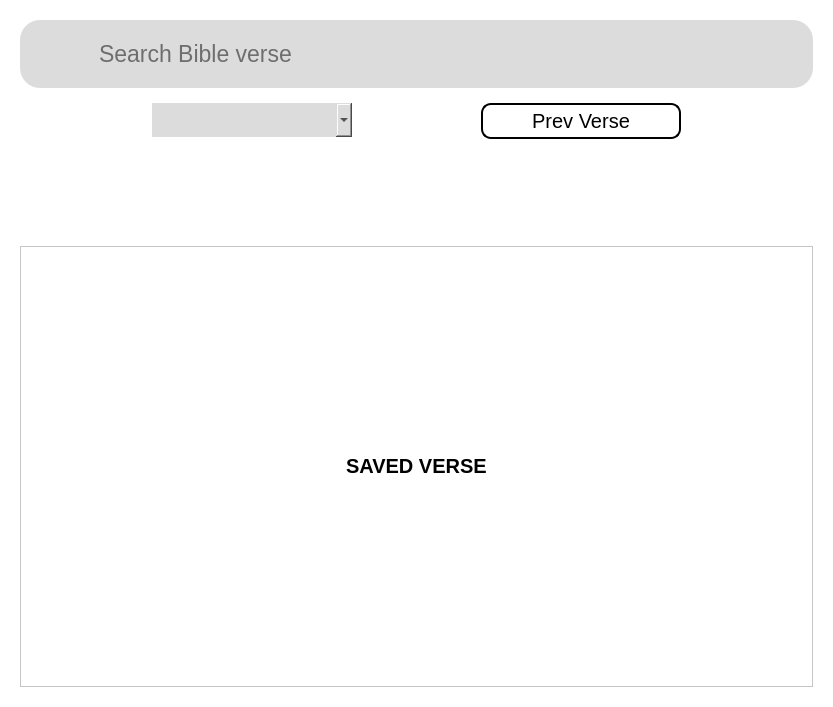
This is ui/Modern_search.ui in Achu-Worifung/quickMove as Qt 5 draws it before an edit. The edited form follows.
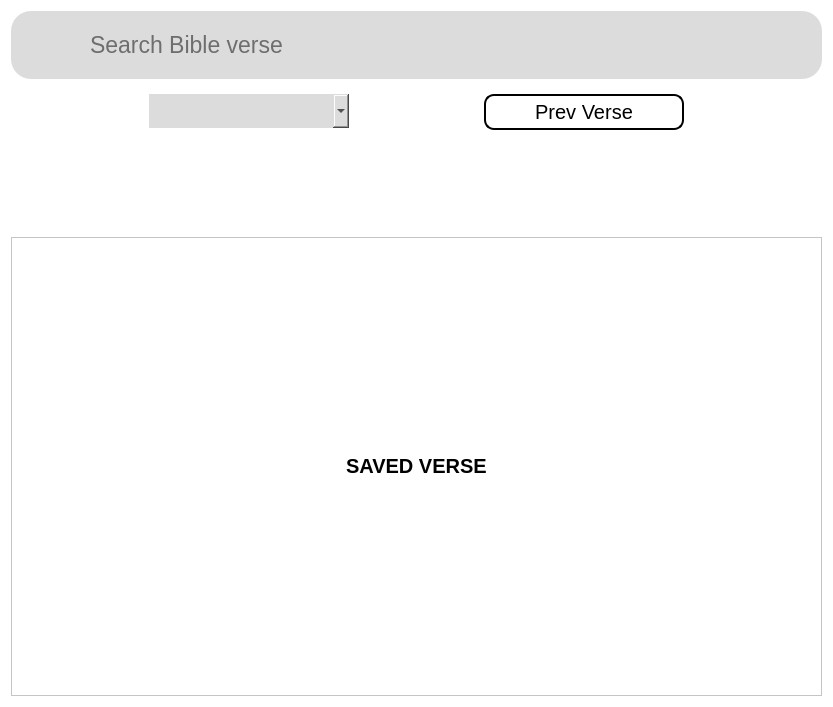
This is the edited form. Icons and pictures are not drawn.

Commit message: passed the qlineedit to the search bar

What changed in the file:
```diff
--- a/ui/Modern_search.ui
+++ b/ui/Modern_search.ui
@@ -16,104 +16,83 @@
   <property name="styleSheet">
    <string notr="true">background-color:rgb(255, 255, 255);</string>
   </property>
-  <layout class="QGridLayout" name="gridLayout">
-   <item row="0" column="0">
-    <layout class="QGridLayout" name="gridLayout_2">
-     <item row="0" column="0">
-      <widget class="QWidget" name="widget" native="true">
-       <layout class="QGridLayout" name="gridLayout_4">
-        <item row="3" column="0" alignment="Qt::AlignHCenter">
-         <widget class="QLabel" name="history">
-          <property name="sizePolicy">
-           <sizepolicy hsizetype="Preferred" vsizetype="Fixed">
-            <horstretch>0</horstretch>
-            <verstretch>0</verstretch>
-           </sizepolicy>
-          </property>
-          <property name="minimumSize">
-           <size>
-            <width>0</width>
-            <height>25</height>
-           </size>
-          </property>
-          <property name="maximumSize">
-           <size>
-            <width>700</width>
-            <height>30</height>
-           </size>
-          </property>
-          <property name="font">
-           <font>
-            <pointsize>14</pointsize>
-           </font>
-          </property>
-          <property name="text">
-           <string/>
-          </property>
-          <property name="wordWrap">
-           <bool>false</bool>
-          </property>
-          <property name="textInteractionFlags">
-           <set>Qt::LinksAccessibleByMouse|Qt::TextSelectableByKeyboard|Qt::TextSelectableByMouse</set>
-          </property>
-         </widget>
-        </item>
-        <item row="0" column="0">
+  <layout class="QVBoxLayout" name="verticalLayout">
+   <item>
          <layout class="QHBoxLayout" name="horizontalLayout"/>
         </item>
-        <item row="4" column="0">
-         <widget class="QScrollArea" name="scrollArea">
-          <property name="styleSheet">
-           <string notr="true"/>
-          </property>
-          <property name="widgetResizable">
-           <bool>true</bool>
-          </property>
-          <widget class="QWidget" name="scrollAreaWidgetContents">
-           <property name="geometry">
-            <rect>
-             <x>0</x>
-             <y>0</y>
-             <width>793</width>
-             <height>433</height>
-            </rect>
-           </property>
-           <layout class="QVBoxLayout" name="verticalLayout_2">
             <item>
-             <layout class="QVBoxLayout" name="searchPane">
-              <item alignment="Qt::AlignHCenter">
-               <widget class="QLabel" name="label_2">
+    <widget class="QWidget" name="widget_3" native="true">
                 <property name="sizePolicy">
-                 <sizepolicy hsizetype="Expanding" vsizetype="Expanding">
+      <sizepolicy hsizetype="Preferred" vsizetype="Minimum">
                   <horstretch>0</horstretch>
                   <verstretch>0</verstretch>
                  </sizepolicy>
                 </property>
-                <property name="maximumSize">
+     <property name="minimumSize">
                  <size>
-                  <width>400</width>
-                  <height>100</height>
+       <width>0</width>
+       <height>30</height>
+      </size>
+     </property>
+     <property name="styleSheet">
+      <string notr="true">border-width:2px;
+border-color: rgb(27, 188, 155);
+background-color:  rgb(220, 220, 220);
+border-radius: 20px</string>
+     </property>
+     <layout class="QHBoxLayout" name="horizontalLayout_3">
+      <item>
+       <widget class="QPushButton" name="pushButton">
+        <property name="styleSheet">
+         <string notr="true">selection-background-color: rgb(53, 255, 100);
+    border-style: none;
+
+
+    border-color: none;
+    padding: 4px;
+font:20px</string>
+        </property>
+        <property name="text">
+         <string/>
+        </property>
+        <property name="icon">
+         <iconset>
+          <normaloff>../../../../Downloads/5978961_closed_eye_hide_sleep_icon.ico</normaloff>../../../../Downloads/5978961_closed_eye_hide_sleep_icon.ico</iconset>
+        </property>
+        <property name="iconSize">
+         <size>
+          <width>30</width>
+          <height>30</height>
+         </size>
+        </property>
+       </widget>
+      </item>
+      <item>
+       <widget class="QLineEdit" name="search_bar">
+        <property name="minimumSize">
+         <size>
+          <width>0</width>
+          <height>50</height>
                  </size>
                 </property>
                 <property name="font">
                  <font>
-                  <pointsize>15</pointsize>
-                  <weight>75</weight>
-                  <bold>true</bold>
-                 </font>
-                </property>
-                <property name="text">
-                 <string>SAVED VERSE</string>
-                </property>
+          <pointsize>17</pointsize>
+         </font>
+        </property>
+        <property name="styleSheet">
+         <string notr="true">
+border:none</string>
+        </property>
+        <property name="placeholderText">
+         <string>Search Bible verse</string>
+        </property>
                </widget>
               </item>
              </layout>
-            </item>
-           </layout>
-          </widget>
-         </widget>
-        </item>
-        <item row="2" column="0">
+    </widget>
+   </item>
+   <item>
          <widget class="QWidget" name="widget_2" native="true">
           <property name="minimumSize">
            <size>
@@ -215,10 +194,10 @@
           </layout>
          </widget>
         </item>
-        <item row="1" column="0">
-         <widget class="QWidget" name="widget_3" native="true">
+   <item>
+    <widget class="QLabel" name="history">
           <property name="sizePolicy">
-           <sizepolicy hsizetype="Preferred" vsizetype="Minimum">
+      <sizepolicy hsizetype="Preferred" vsizetype="Fixed">
             <horstretch>0</horstretch>
             <verstretch>0</verstretch>
            </sizepolicy>
@@ -226,71 +205,82 @@
           <property name="minimumSize">
            <size>
             <width>0</width>
+       <height>25</height>
+      </size>
+     </property>
+     <property name="maximumSize">
+      <size>
+       <width>700</width>
             <height>30</height>
            </size>
           </property>
-          <property name="styleSheet">
-           <string notr="true">border-width:2px;
-border-color: rgb(27, 188, 155);
-background-color:  rgb(220, 220, 220);
-border-radius: 20px</string>
-          </property>
-          <layout class="QHBoxLayout" name="horizontalLayout_3">
-           <item>
-            <widget class="QPushButton" name="pushButton">
-             <property name="styleSheet">
-              <string notr="true">selection-background-color: rgb(53, 255, 100);
-    border-style: none;
-
-
-    border-color: none;
-    padding: 4px;
-font:20px</string>
+     <property name="font">
+      <font>
+       <pointsize>14</pointsize>
+      </font>
              </property>
              <property name="text">
               <string/>
              </property>
-             <property name="icon">
-              <iconset>
-               <normaloff>../../../../Downloads/5978961_closed_eye_hide_sleep_icon.ico</normaloff>../../../../Downloads/5978961_closed_eye_hide_sleep_icon.ico</iconset>
-             </property>
-             <property name="iconSize">
-              <size>
-               <width>30</width>
-               <height>30</height>
-              </size>
+     <property name="wordWrap">
+      <bool>false</bool>
+     </property>
+     <property name="textInteractionFlags">
+      <set>Qt::LinksAccessibleByMouse|Qt::TextSelectableByKeyboard|Qt::TextSelectableByMouse</set>
              </property>
             </widget>
            </item>
            <item>
-            <widget class="QLineEdit" name="lineEdit">
-             <property name="minimumSize">
+    <widget class="QScrollArea" name="scrollArea">
+     <property name="styleSheet">
+      <string notr="true"/>
+     </property>
+     <property name="widgetResizable">
+      <bool>true</bool>
+     </property>
+     <widget class="QWidget" name="scrollAreaWidgetContents">
+      <property name="geometry">
+       <rect>
+        <x>0</x>
+        <y>0</y>
+        <width>813</width>
+        <height>453</height>
+       </rect>
+      </property>
+      <layout class="QVBoxLayout" name="verticalLayout_2">
+       <item>
+        <layout class="QVBoxLayout" name="searchPane">
+         <item alignment="Qt::AlignHCenter">
+          <widget class="QLabel" name="label_2">
+           <property name="sizePolicy">
+            <sizepolicy hsizetype="Expanding" vsizetype="Expanding">
+             <horstretch>0</horstretch>
+             <verstretch>0</verstretch>
+            </sizepolicy>
+           </property>
+           <property name="maximumSize">
               <size>
-               <width>0</width>
-               <height>50</height>
+             <width>400</width>
+             <height>100</height>
               </size>
              </property>
              <property name="font">
               <font>
-               <pointsize>17</pointsize>
-              </font>
-             </property>
-             <property name="styleSheet">
-              <string notr="true">
-border:none</string>
-             </property>
-             <property name="placeholderText">
-              <string>Search Bible verse</string>
-             </property>
+             <pointsize>15</pointsize>
+             <weight>75</weight>
+             <bold>true</bold>
+            </font>
+           </property>
+           <property name="text">
+            <string>SAVED VERSE</string>
+           </property>
             </widget>
            </item>
           </layout>
-         </widget>
         </item>
        </layout>
       </widget>
-     </item>
-    </layout>
+    </widget>
    </item>
   </layout>
  </widget>
```
Lines whose indentation alone changed are shown as unchanged. The commit also changes 6 other files.
